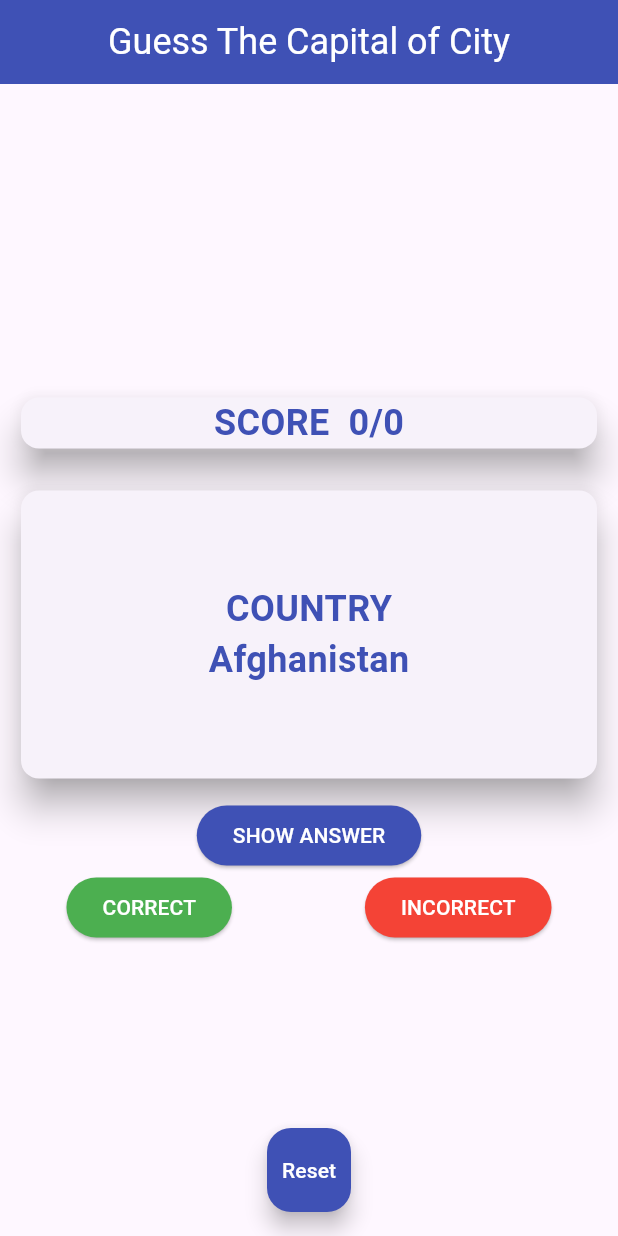
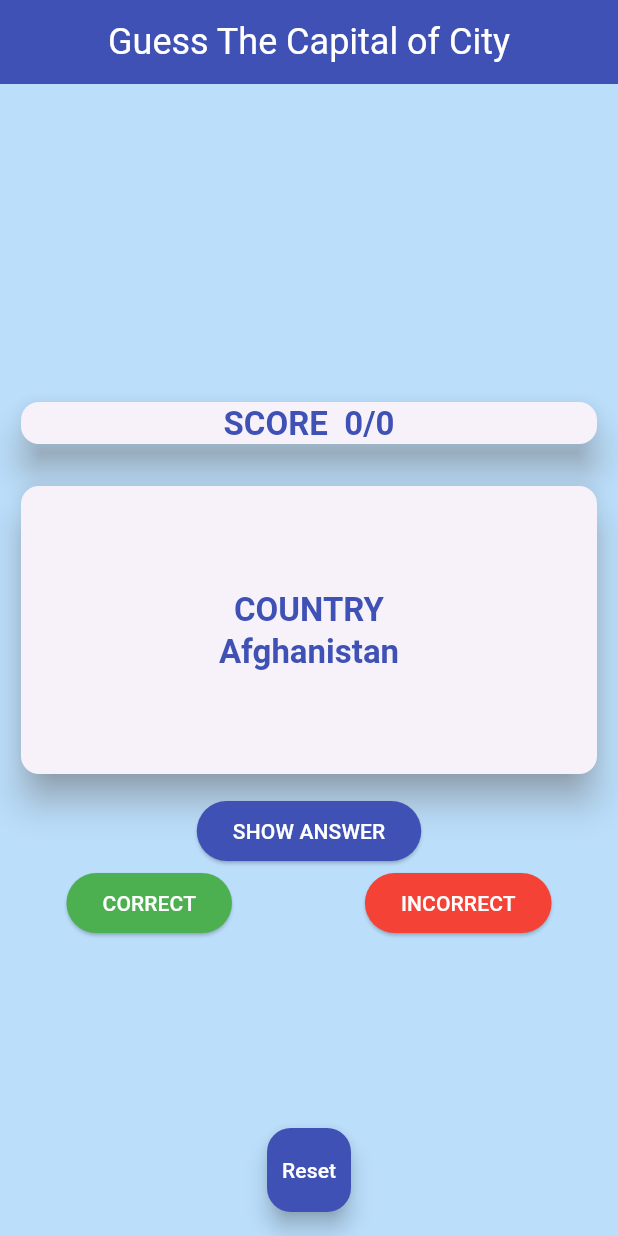
Before and after one commit to Ki-eng/Guess_Capital_of_Country_app_Refactored_Modularized_, a Flutter app: the screen it shows after launch, on a phone screen of 412 x 824 dp. Run offline on Flutter 3.47's test engine with Material 3 defaults, Android fonts, the phone set to English and light mode, and no system bars; our stand-ins replace rflutter_alert.

Commit message:
Added themes to the app.

```diff
--- a/lib/main.dart
+++ b/lib/main.dart
@@ -1,10 +1,5 @@
 import 'package:flutter/material.dart';
-import 'package:guess_capital_of_country_refactored_modularized_app/scoreCard.dart';
-import 'countries.dart';
-import 'customButton.dart';
-import 'customCard.dart';
-import 'quiz.dart';
-import 'utils.dart';
+import 'myApp.dart';
 
 void main() {
   runApp(
@@ -16,126 +11,23 @@ class MyApp extends StatelessWidget {
   @override
   Widget build(BuildContext context) {
     return MaterialApp(
+      theme: ThemeData(
+        primaryColor: Colors.amberAccent,
+        scaffoldBackgroundColor: Colors.blue.shade100,
+        floatingActionButtonTheme: FloatingActionButtonThemeData(
+          backgroundColor: Colors.indigo,
+        ),
+        appBarTheme: AppBarTheme(
+          backgroundColor: Colors.indigo,
+        ),
+        textTheme: TextTheme(
+            headlineLarge: TextStyle(fontSize: 24, color: Colors.white),
+            headlineMedium: TextStyle(
+                fontSize: 22,
+                color: Colors.indigo,
+                fontWeight: FontWeight.bold)),
+      ),
       home: GuessCountry(),
     );
   }
 }
-
-class GuessCountry extends StatefulWidget {
-  const GuessCountry({super.key});
-
-  @override
-  State<GuessCountry> createState() => _GuessCountryState();
-}
-
-class _GuessCountryState extends State<GuessCountry> {
-  Quiz quizScoreCard = Quiz();
-  bool showAnswer = false;
-
-  @override
-  Widget build(BuildContext context) {
-    return Scaffold(
-      appBar: AppBar(
-        centerTitle: true,
-        backgroundColor: Colors.indigo,
-        title: Text(
-          'Guess The Capital of City',
-          style: getMainHeadingTextStyle(),
-        ),
-      ),
-      floatingActionButton: FloatingActionButton(
-        backgroundColor: Colors.indigo,
-        onPressed: resetQuiz,
-        child: Text(
-          'Reset',
-          style: TextStyle(color: Colors.white),
-        ),
-      ),
-      floatingActionButtonLocation: FloatingActionButtonLocation.centerFloat,
-      body: Column(
-          mainAxisAlignment: MainAxisAlignment.center,
-          crossAxisAlignment: CrossAxisAlignment.stretch,
-          children: [
-            Scorecard(
-              score: quizScoreCard.score,
-              totalAttempted: quizScoreCard.totalAttempted,
-            ),
-            Customcard(
-                onPress: handleShowAnswer,
-                elevation: 10,
-                height: 200,
-                shadowColor: Colors.grey,
-                //backgroundColor: Colors.amberAccent,
-                headingWidget: Text(
-                  showAnswer ? 'CAPITAL' : 'COUNTRY',
-                  style: TextStyle(
-                      fontSize: 24,
-                      color: Colors.indigo,
-                      fontWeight: FontWeight.bold),
-                ),
-                bodyWidget: Text(
-                    showAnswer
-                        ? countries[quizScoreCard.totalAttempted]['capital']!
-                        : countries[quizScoreCard.totalAttempted]['name']!,
-                    style: TextStyle(
-                        fontSize: 24,
-                        color: Colors.indigo,
-                        fontWeight: FontWeight.bold))),
-            Row(mainAxisAlignment: MainAxisAlignment.center, children: [
-              CustomButton(
-                onPress: handleShowAnswer,
-                title: 'SHOW ${showAnswer ? 'QUESTION' : 'ANSWER'}',
-                backgroundColor: Colors.indigo,
-              )
-            ]),
-            Row(
-              mainAxisAlignment: MainAxisAlignment.spaceAround,
-              children: [
-                CustomButton(
-                  onPress: markAnswerCorrect,
-                  title: 'CORRECT',
-                  backgroundColor: Colors.green,
-                ),
-                CustomButton(
-                  onPress: markAnswerWrong,
-                  title: 'INCORRECT',
-                  backgroundColor: Colors.red,
-                )
-              ],
-            )
-          ]),
-    );
-  }
-
-  void handleShowAnswer() {
-    setState(() {
-      showAnswer = !showAnswer;
-    });
-  }
-
-  void markAnswerWrong() {
-    setState(() {
-      if (quizScoreCard.totalAttempted < countries.length - 1) {
-        quizScoreCard.wrongAnswer();
-      } else {
-        showEndOfListAlert(context);
-      }
-    });
-  }
-
-  void markAnswerCorrect() {
-    setState(() {
-      if (quizScoreCard.totalAttempted < countries.length - 1) {
-        quizScoreCard.correctAnswer();
-      } else {
-        showEndOfListAlert(context);
-      }
-    });
-  }
-
-  void resetQuiz() {
-    setState(() {
-      quizScoreCard.resetQuiz();
-    });
-  }
-}
--- /dev/null
+++ b/lib/myApp.dart
@@ -0,0 +1,123 @@
+import 'customButton.dart';
+import 'customCard.dart';
+import 'package:flutter/material.dart';
+import 'countries.dart';
+import 'quiz.dart';
+import 'utils.dart';
+import 'scoreCard.dart';
+
+class GuessCountry extends StatefulWidget {
+  const GuessCountry({super.key});
+
+  @override
+  State<GuessCountry> createState() => _GuessCountryState();
+}
+
+class _GuessCountryState extends State<GuessCountry> {
+  Quiz quizScoreCard = Quiz();
+  bool showAnswer = false;
+
+  @override
+  Widget build(BuildContext context) {
+    ThemeData theme = Theme.of(context);
+    return Scaffold(
+      appBar: AppBar(
+        centerTitle: true,
+        backgroundColor: Colors.indigo,
+        title: Text(
+          'Guess The Capital of City',
+          style: theme.textTheme.headlineLarge,
+        ),
+      ),
+      floatingActionButton: FloatingActionButton(
+        // backgroundColor: Colors.indigo,
+        onPressed: resetQuiz,
+        child: Text(
+          'Reset',
+          style: TextStyle(color: Colors.white),
+        ),
+      ),
+      floatingActionButtonLocation: FloatingActionButtonLocation.centerFloat,
+      body: Column(
+          mainAxisAlignment: MainAxisAlignment.center,
+          crossAxisAlignment: CrossAxisAlignment.stretch,
+          children: [
+            Scorecard(
+              score: quizScoreCard.score,
+              totalAttempted: quizScoreCard.totalAttempted,
+            ),
+            Customcard(
+              onPress: handleShowAnswer,
+              elevation: 10,
+              height: 200,
+              shadowColor: Colors.grey,
+              //backgroundColor: Colors.amberAccent,
+              headingWidget: Text(
+                showAnswer ? 'CAPITAL' : 'COUNTRY',
+                style: theme.textTheme.headlineMedium,
+              ),
+              bodyWidget: Text(
+                showAnswer
+                    ? countries[quizScoreCard.totalAttempted]['capital']!
+                    : countries[quizScoreCard.totalAttempted]['name']!,
+                style: theme.textTheme.headlineMedium,
+              ),
+            ),
+            Row(mainAxisAlignment: MainAxisAlignment.center, children: [
+              CustomButton(
+                onPress: handleShowAnswer,
+                title: 'SHOW ${showAnswer ? 'QUESTION' : 'ANSWER'}',
+                backgroundColor: Colors.indigo,
+              )
+            ]),
+            Row(
+              mainAxisAlignment: MainAxisAlignment.spaceAround,
+              children: [
+                CustomButton(
+                  onPress: markAnswerCorrect,
+                  title: 'CORRECT',
+                  backgroundColor: Colors.green,
+                ),
+                CustomButton(
+                  onPress: markAnswerWrong,
+                  title: 'INCORRECT',
+                  backgroundColor: Colors.red,
+                )
+              ],
+            )
+          ]),
+    );
+  }
+
+  void handleShowAnswer() {
+    setState(() {
+      showAnswer = !showAnswer;
+    });
+  }
+
+  void markAnswerWrong() {
+    setState(() {
+      if (quizScoreCard.totalAttempted < countries.length - 1) {
+        quizScoreCard.wrongAnswer();
+      } else {
+        showEndOfListAlert(context);
+      }
+    });
+  }
+
+  void markAnswerCorrect() {
+    setState(() {
+      if (quizScoreCard.totalAttempted < countries.length - 1) {
+        quizScoreCard.correctAnswer();
+      } else {
+        showEndOfListAlert(context);
+      }
+    });
+  }
+
+  void resetQuiz() {
+    setState(() {
+      quizScoreCard.resetQuiz();
+    });
+  }
+}
--- a/lib/scoreCard.dart
+++ b/lib/scoreCard.dart
@@ -9,14 +9,12 @@ class Scorecard extends StatelessWidget {
 
   @override
   Widget build(BuildContext context) {
+    ThemeData theme = Theme.of(context);
     return Customcard(
       elevation: 10,
       shadowColor: Colors.grey,
-      headingWidget: Text(
-        'SCORE  ${score}/${totalAttempted}',
-        style: TextStyle(
-            fontSize: 24, color: Colors.indigo, fontWeight: FontWeight.bold),
-      ),
+      headingWidget: Text('SCORE  ${score}/${totalAttempted}',
+          style: theme.textTheme.headlineMedium),
     );
   }
 }
--- a/lib/utils.dart
+++ b/lib/utils.dart
@@ -1,8 +1,5 @@
 import 'package:flutter/material.dart';
 import 'package:rflutter_alert/rflutter_alert.dart';
-
-TextStyle getMainHeadingTextStyle() =>
-    TextStyle(fontSize: 24, color: Colors.white);
 
 void showEndOfListAlert(BuildContext context) {
   Alert(
```
